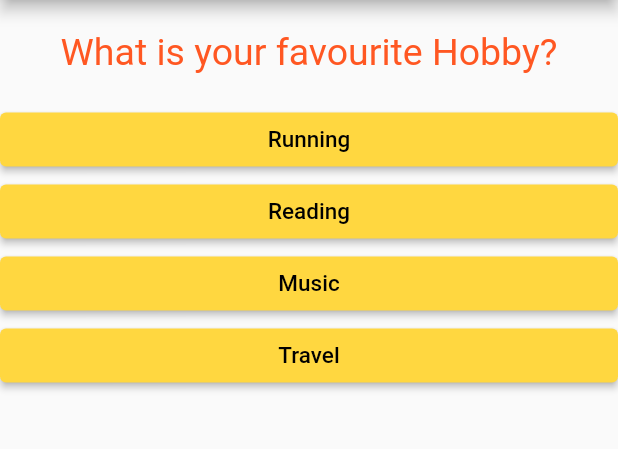
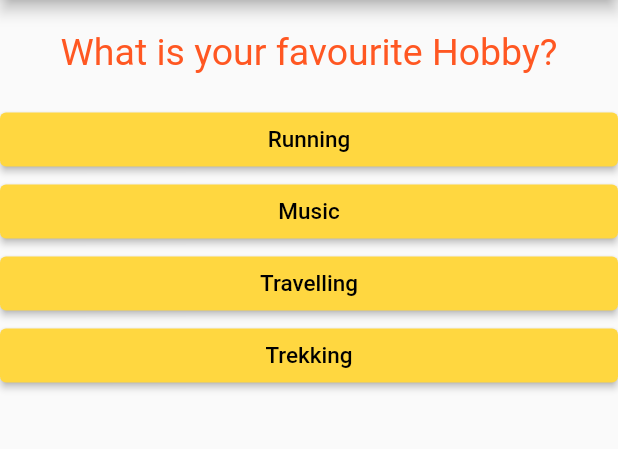
Before and after one commit to av1v3k/learn_flutter, a Flutter app: the screen it shows after launch, after a tap on "Red", after a tap on "Candy", on a phone screen of 412 x 824 dp, the part 84-533 px from its top. Run offline on Flutter 3.47's test engine with Material 2 defaults, Android fonts, the phone set to English and light mode, and no system bars.

Commit message:
voidcallback to Function; answerFunction with parameter change;

```diff
--- a/first_app/lib/main.dart
+++ b/first_app/lib/main.dart
@@ -21,21 +21,40 @@ class _MyAppState extends State<MyApp> {
   List questions = const [
     {
       "questionText": "What is your favourite Color?",
-      "answer": ["Red", "Blue", "Green", "Yellow"]
+      "answer": [
+        {"text": "Red", "score": 5},
+        {"text": "Blue", "score": 10},
+        {"text": "Green", "score": 10},
+        {"text": "Yellow", "score": 4}
+      ]
     },
     {
       "questionText": "What is your favourite Sweet?",
-      "answer": ["Jamun", "Candy", "Ice-cream", "Falooda"]
+      "answer": [
+        {"text": "Jamun", "score": 5},
+        {"text": "Candy", "score": 10},
+        {"text": "Falooda", "score": 10},
+        {"text": "Ice-cream", "score": 4}
+      ]
     },
     {
       "questionText": "What is your favourite Hobby?",
-      "answer": ["Running", "Reading", "Music", "Travel"]
+      "answer": [
+        {"text": "Running", "score": 5},
+        {"text": "Music", "score": 10},
+        {"text": "Travelling", "score": 10},
+        {"text": "Trekking", "score": 4}
+      ]
     }
   ];
   var _questionIndex = 0;
+  var _totalScore = 0;
   // const double _buttonfontSize = 10;
 
-  void answerFunction() {
+  void _answerQuestion(int score) {
+
+    _totalScore = _totalScore + score;
+
     setState(() {
       _questionIndex = _questionIndex + 1;
     });
@@ -55,7 +74,7 @@ class _MyAppState extends State<MyApp> {
                   style: TextStyle(color: Colors.black)),
               backgroundColor: Colors.amberAccent),
           body: _questionIndex < questions.length
-              ? Quiz(questions, _questionIndex, answerFunction)
+              ? Quiz(questions, _questionIndex, _answerQuestion)
               : const Result()),
     );
   }
--- a/first_app/lib/quiz.dart
+++ b/first_app/lib/quiz.dart
@@ -5,7 +5,7 @@ import './answer.dart';
 class Quiz extends StatelessWidget {
   final List questions;
   final int _questionIndex;
-  final VoidCallback answerFunction;
+  final Function answerFunction;
 
   const Quiz(this.questions, this._questionIndex, this.answerFunction,
       {super.key});
@@ -14,8 +14,10 @@ class Quiz extends StatelessWidget {
   Widget build(BuildContext context) {
     return Column(mainAxisAlignment: MainAxisAlignment.start, children: [
       Question(questions[_questionIndex]['questionText']),
-      ...(questions[_questionIndex]['answer'] as List<String>).map((answer) {
-        return Answer(answer, answerFunction);
+      ...(questions[_questionIndex]['answer'] as List<Map<String, Object>>)
+          .map((answer) {
+        return Answer(
+            answer['text'] as String, () => answerFunction(answer['score']));
       }).toList()
     ]);
   }
```
